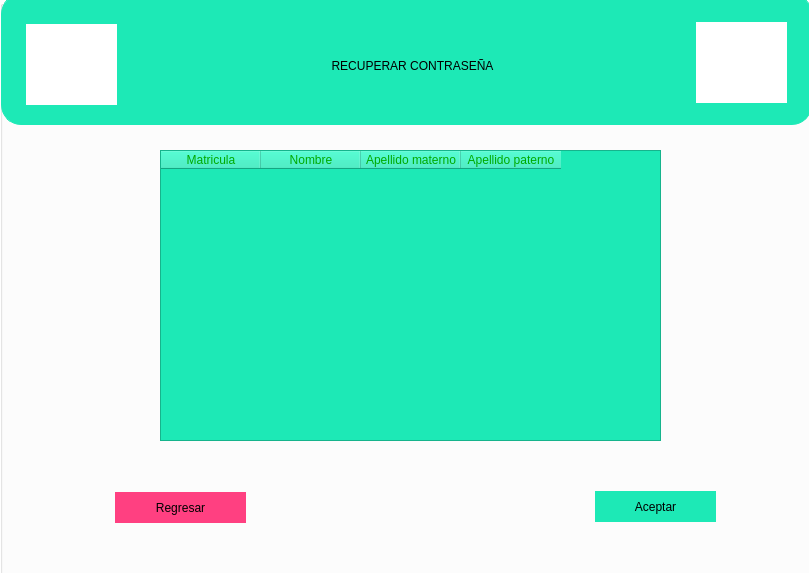
This is SCS/restablecer_contrasena1.ui in sagarme17/SCS as Qt 5 draws it before an edit. The edited form follows.
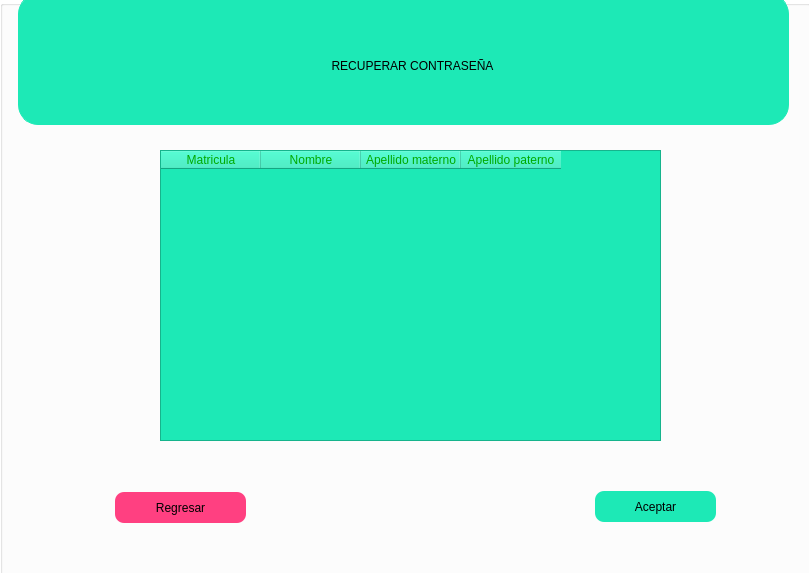
This is the edited form. Icons and pictures are not drawn.

Commit message: Reseteo Version Mariana

What changed in the file:
```diff
--- a/SCS/restablecer_contrasena1.ui
+++ b/SCS/restablecer_contrasena1.ui
@@ -100,8 +100,9 @@
     <property name="styleSheet">
      <string notr="true">background-color: #1DE9B6; 
 font: 14pt 75 &quot;Times New Roman&quot;;
-border:none;
-hover!pressed:border: 5px solid blue;</string>
+
+border: 2px ;
+    border-radius: 9px;</string>
     </property>
     <property name="text">
      <string>Aceptar</string>
@@ -119,8 +120,9 @@
     <property name="styleSheet">
      <string notr="true">background-color: #FF4081;
 font: 14pt 75 &quot;Times New Roman&quot;;
-border:none;
-hover!pressed:border: 5px solid blue;</string>
+
+border: 2px ;
+    border-radius: 9px;</string>
     </property>
     <property name="text">
      <string>Regresar</string>
@@ -129,9 +131,9 @@
    <widget class="QLabel" name="label_4">
     <property name="geometry">
      <rect>
-      <x>1</x>
+      <x>18</x>
       <y>-6</y>
-      <width>811</width>
+      <width>771</width>
       <height>131</height>
      </rect>
     </property>
@@ -148,12 +150,16 @@
    <widget class="QLabel" name="label_2">
     <property name="geometry">
      <rect>
-      <x>26</x>
+      <x>28</x>
       <y>24</y>
       <width>91</width>
       <height>81</height>
      </rect>
     </property>
+    <property name="styleSheet">
+     <string notr="true">background-color: transparent;
+</string>
+    </property>
     <property name="text">
      <string/>
     </property>
@@ -167,12 +173,15 @@
    <widget class="QLabel" name="label_3">
     <property name="geometry">
      <rect>
-      <x>696</x>
-      <y>22</y>
+      <x>692</x>
+      <y>21</y>
       <width>91</width>
       <height>81</height>
      </rect>
     </property>
+    <property name="styleSheet">
+     <string notr="true">background-color: transparent;</string>
+    </property>
     <property name="text">
      <string/>
     </property>
```
The commit also changes 1 other file.
